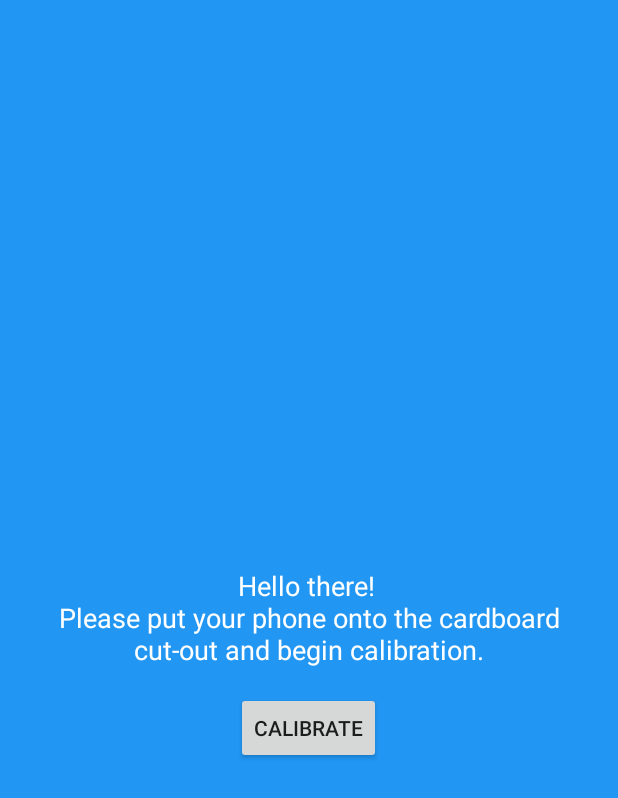
After one commit to joeltio/foe-heartbeat, an Android app: the CalibrateIntroFragment screen opened directly, with no data from a screen before it, on a phone screen of 412 x 824 dp. The commit adds this screen. Shown: the top 798 px of the screen. Run offline under Robolectric (Android 15) with nearby library versions, the phone set to English and light mode, and no system bars.

Commit message:
Added CalibrateIntroFragment

```diff
--- /dev/null
+++ b/Pulse/app/src/main/java/joeltio/pulse/Fragments/CalibrateIntroFragment.java
@@ -0,0 +1,26 @@
+package joeltio.pulse.Fragments;
+
+import android.os.Bundle;
+import android.support.annotation.Nullable;
+import android.support.v4.app.Fragment;
+import android.view.LayoutInflater;
+import android.view.View;
+import android.view.ViewGroup;
+
+import joeltio.pulse.R;
+
+public class CalibrateIntroFragment extends Fragment {
+    public CalibrateIntroFragment() {
+        // Required empty public constructor
+    }
+
+    @Override
+    public View onCreateView(LayoutInflater inflater, ViewGroup container, Bundle savedInstanceState) {
+        return inflater.inflate(R.layout.fragment_calibrate_intro, container, false);
+    }
+
+    @Override
+    public void onActivityCreated(@Nullable Bundle savedInstanceState) {
+        super.onActivityCreated(savedInstanceState);
+    }
+}
--- a/Pulse/app/src/main/res/layout/activity_calibrate.xml
+++ b/Pulse/app/src/main/res/layout/activity_calibrate.xml
@@ -5,4 +5,9 @@
     android:layout_width="match_parent"
     android:layout_height="match_parent"
     tools:context="joeltio.pulse.CalibrateActivity">
+    <fragment
+        android:id="@+id/calibrate_fragment"
+        android:name="joeltio.pulse.Fragments.CalibrateIntroFragment"
+        android:layout_width="match_parent"
+        android:layout_height="match_parent" />
 </LinearLayout>
--- /dev/null
+++ b/Pulse/app/src/main/res/layout/fragment_calibrate_intro.xml
@@ -0,0 +1,24 @@
+<RelativeLayout
+    xmlns:android="http://schemas.android.com/apk/res/android"
+    xmlns:tools="http://schemas.android.com/tools"
+    android:layout_width="match_parent"
+    android:layout_height="match_parent"
+    android:background="@color/colorCalibratePrimary"
+    tools:context="joeltio.pulse.Fragments.CalibrateIntroFragment">
+    <TextView
+        android:id="@+id/calibrate_intro_text"
+        android:layout_width="wrap_content"
+        android:layout_height="wrap_content"
+        android:layout_centerInParent="true"
+        android:layout_margin="@dimen/activity_vertical_margin"
+        android:textAlignment="center"
+        android:textColor="@color/colorCalibrateFontPrimary"
+        android:textAppearance="?android:textAppearanceMedium"
+        android:text="@string/calibrate_intro_text"/>
+    <Button
+        android:layout_below="@id/calibrate_intro_text"
+        android:layout_width="wrap_content"
+        android:layout_height="wrap_content"
+        android:layout_centerHorizontal="true"
+        android:text="@string/calibrate_intro_button" />
+</RelativeLayout>
--- a/Pulse/app/src/main/res/values/colors.xml
+++ b/Pulse/app/src/main/res/values/colors.xml
@@ -1,7 +1,12 @@
 <?xml version="1.0" encoding="utf-8"?>
 <resources>
     <color name="colorFontPrimaryDark">#000000</color>
-    <color name="colorPrimary">#3F51B5</color>
-    <color name="colorPrimaryDark">#303F9F</color>
+    <color name="colorPrimary">#2196F3</color>
+    <color name="colorPrimaryDark">#1976D2</color>
     <color name="colorAccent">#FF4081</color>
+
+    <color name="colorCalibrateFontPrimary">#FFFFFF</color>
+    <color name="colorCalibrateSuccessBar">#00FF00</color>
+    <color name="colorCalibratePrimary">#2196F3</color>
+    <color name="colorCalibrateSecondary">#1976D2</color>
 </resources>
--- a/Pulse/app/src/main/res/values/strings.xml
+++ b/Pulse/app/src/main/res/values/strings.xml
@@ -4,4 +4,8 @@
     <string name="title_graph">Graph</string>
     <string name="title_stat">Statistics</string>
     <string name="text_bpm">bpm</string>
+
+    <string name="calibrate_intro_text">Hello there!
+        \nPlease put your phone onto the cardboard cut-out and begin calibration.</string>
+    <string name="calibrate_intro_button">Calibrate</string>
 </resources>
```
